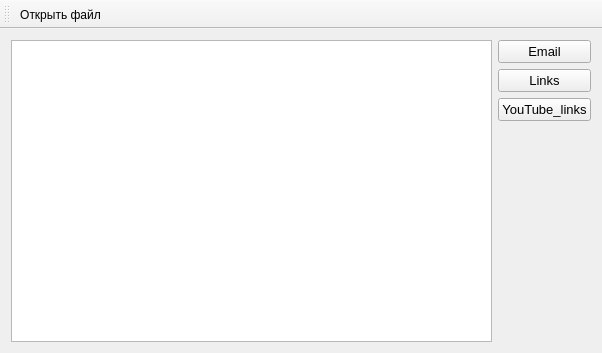
The window that mainwindow.ui (Vladimirsky555/RegExp) describes before a commit, drawn with Qt 5.
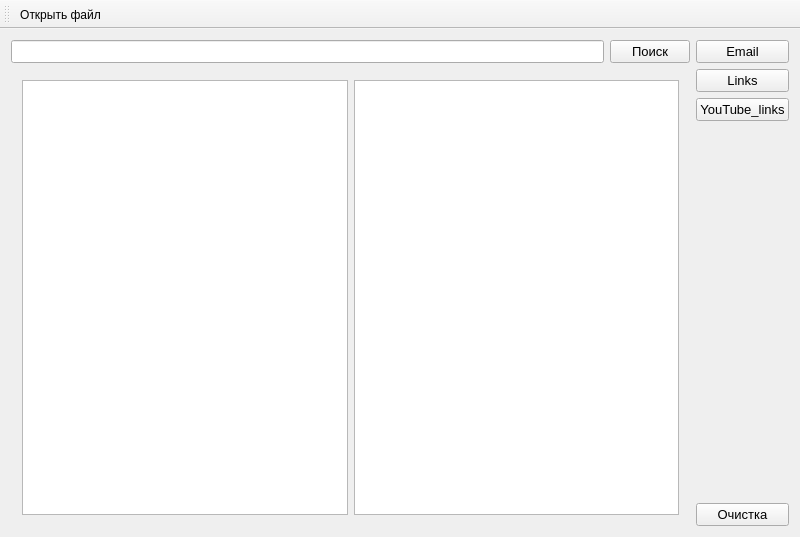
The same window after the commit.

Commit message: Add methods for search by RegExp

What changed in the file:
```diff
--- a/mainwindow.ui
+++ b/mainwindow.ui
@@ -6,23 +6,72 @@
    <rect>
     <x>0</x>
     <y>0</y>
-    <width>602</width>
-    <height>353</height>
+    <width>800</width>
+    <height>537</height>
    </rect>
   </property>
   <property name="windowTitle">
    <string>MainWindow</string>
   </property>
   <widget class="QWidget" name="centralWidget">
-   <layout class="QHBoxLayout" name="horizontalLayout">
+   <layout class="QHBoxLayout" name="horizontalLayout_3">
     <item>
-     <widget class="QListWidget" name="lstWindow">
-      <property name="font">
-       <font>
-        <pointsize>10</pointsize>
-       </font>
-      </property>
-     </widget>
+     <layout class="QVBoxLayout" name="verticalLayout_2">
+      <item>
+       <layout class="QHBoxLayout" name="horizontalLayout">
+        <item>
+         <widget class="QLineEdit" name="edtPattern">
+          <property name="font">
+           <font>
+            <pointsize>10</pointsize>
+           </font>
+          </property>
+         </widget>
+        </item>
+        <item>
+         <widget class="QPushButton" name="btnSearch">
+          <property name="font">
+           <font>
+            <pointsize>10</pointsize>
+           </font>
+          </property>
+          <property name="text">
+           <string>Поиск</string>
+          </property>
+         </widget>
+        </item>
+       </layout>
+      </item>
+      <item>
+       <widget class="QSplitter" name="splitter">
+        <property name="sizePolicy">
+         <sizepolicy hsizetype="Expanding" vsizetype="Expanding">
+          <horstretch>0</horstretch>
+          <verstretch>0</verstretch>
+         </sizepolicy>
+        </property>
+        <property name="orientation">
+         <enum>Qt::Horizontal</enum>
+        </property>
+        <widget class="QWidget" name="">
+         <layout class="QHBoxLayout" name="horizontalLayout_2">
+          <item>
+           <widget class="QTextEdit" name="edtText"/>
+          </item>
+          <item>
+           <widget class="QListWidget" name="lstWindow">
+            <property name="font">
+             <font>
+              <pointsize>10</pointsize>
+             </font>
+            </property>
+           </widget>
+          </item>
+         </layout>
+        </widget>
+       </widget>
+      </item>
+     </layout>
     </item>
     <item>
      <layout class="QVBoxLayout" name="verticalLayout">
@@ -75,6 +124,18 @@
         </property>
        </spacer>
       </item>
+      <item>
+       <widget class="QPushButton" name="btnClear">
+        <property name="font">
+         <font>
+          <pointsize>10</pointsize>
+         </font>
+        </property>
+        <property name="text">
+         <string>Очистка</string>
+        </property>
+       </widget>
+      </item>
      </layout>
     </item>
    </layout>
```
Left out of the diff: 2 changed lines with no effect on the pictures. The commit also changes 2 other files.
